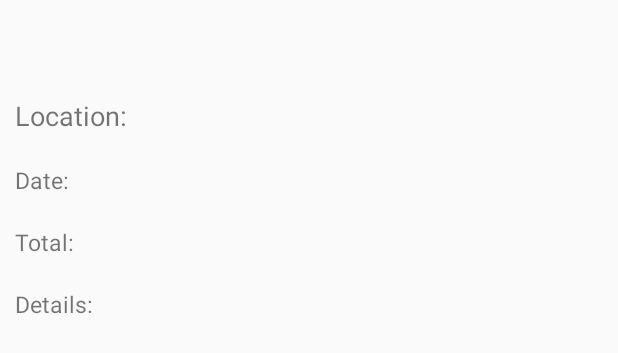
After one commit to yaluen/Bill-E, an Android app: the layout receipt_list_object.xml on its own in the app's theme, with its tools: preview values and no code run, on a phone screen of 412 x 824 dp. The commit adds this screen. Shown: the top 353 px of the screen. Run offline under Robolectric (Android 15) with nearby library versions, the phone set to English and light mode, and no system bars.

Commit message:
fixed receipts page crashing.

```diff
--- /dev/null
+++ b/app/src/main/res/layout/receipt_list_object.xml
@@ -0,0 +1,57 @@
+<?xml version="1.0" encoding="utf-8"?>
+<RelativeLayout xmlns:android="http://schemas.android.com/apk/res/android"
+    android:layout_width="match_parent"
+    android:layout_height="match_parent"
+    android:orientation="vertical"
+    android:paddingTop="10dp"
+    android:paddingBottom="10dp">
+
+    <LinearLayout
+        android:id="@+id/listFoodInfoSection"
+        android:layout_width="match_parent"
+        android:layout_height="wrap_content"
+        android:layout_toRightOf="@+id/listFoodImage"
+        android:orientation="vertical">
+
+        <TextView
+            android:id="@+id/receiptDetailsTitle"
+            android:layout_width="match_parent"
+            android:layout_height="wrap_content"
+            android:padding="10dp"
+            android:text=""
+            android:textSize="18sp" />
+
+        <TextView
+            android:id="@+id/receiptDetailsLocation"
+            android:layout_width="match_parent"
+            android:layout_height="wrap_content"
+            android:padding="10dp"
+            android:text="Location: "
+            android:textSize="18sp" />
+
+        <TextView
+            android:id="@+id/receiptDetailsDate"
+            android:layout_width="match_parent"
+            android:layout_height="wrap_content"
+            android:padding="10dp"
+            android:text="Date: "
+            android:textSize="15sp" />
+
+        <TextView
+            android:id="@+id/receiptDetailsTotal"
+            android:layout_width="match_parent"
+            android:layout_height="wrap_content"
+            android:padding="10dp"
+            android:text="Total: "
+            android:textSize="15sp" />
+
+        <TextView
+            android:id="@+id/receiptDetailList"
+            android:layout_width="match_parent"
+            android:layout_height="wrap_content"
+            android:padding="10dp"
+            android:text="Details: "
+            android:textSize="15sp" />
+    </LinearLayout>
+
+</RelativeLayout>
```
Also changed, not shown: app/src/main/java/com/bille/group3/food_e/ReceiptSearchFragment.java (+31 -19 lines).
